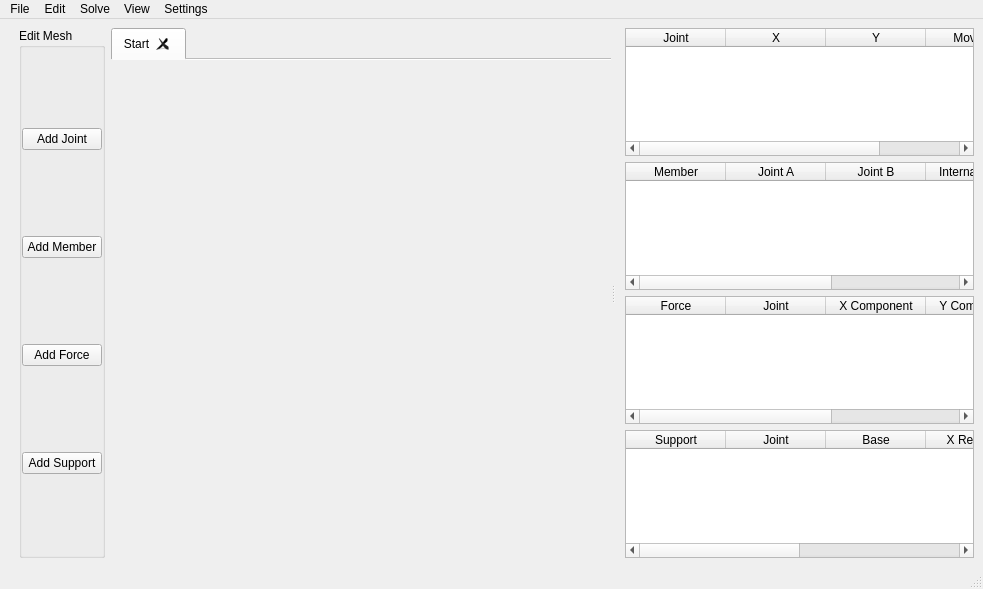
levirogalla/truss-gui, file src/mainwindow/mainwindow.ui: the form before one commit.
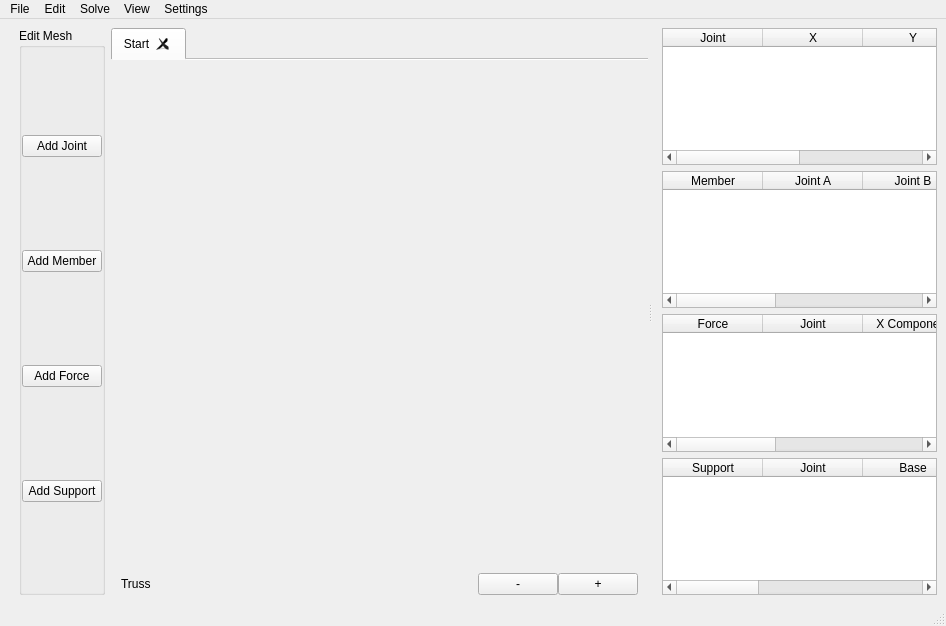
The form after the commit. Custom widgets are drawn as their Qt base class.

The edit to the form file:
```diff
--- a/src/mainwindow/mainwindow.ui
+++ b/src/mainwindow/mainwindow.ui
@@ -6,8 +6,8 @@
    <rect>
     <x>0</x>
     <y>0</y>
-    <width>983</width>
-    <height>589</height>
+    <width>946</width>
+    <height>626</height>
    </rect>
   </property>
   <property name="minimumSize">
@@ -143,10 +143,31 @@
      </widget>
     </item>
     <item>
+     <widget class="QWidget" name="widget_2" native="true">
+      <layout class="QGridLayout" name="gridLayout">
+       <property name="leftMargin">
+        <number>0</number>
+       </property>
+       <property name="topMargin">
+        <number>0</number>
+       </property>
+       <property name="rightMargin">
+        <number>0</number>
+       </property>
+       <property name="bottomMargin">
+        <number>0</number>
+       </property>
+       <item row="0" column="0">
      <widget class="QSplitter" name="splitter">
       <property name="orientation">
        <enum>Qt::Horizontal</enum>
       </property>
+         <widget class="QWidget" name="verticalLayoutWidget">
+          <layout class="QVBoxLayout" name="verticalLayout_5">
+           <property name="spacing">
+            <number>0</number>
+           </property>
+           <item>
       <widget class="QTabWidget" name="tabWidget">
        <property name="enabled">
         <bool>true</bool>
@@ -205,6 +226,93 @@
         </attribute>
        </widget>
       </widget>
+           </item>
+           <item>
+            <widget class="QFrame" name="quickData">
+             <property name="autoFillBackground">
+              <bool>false</bool>
+             </property>
+             <property name="frameShape">
+              <enum>QFrame::NoFrame</enum>
+             </property>
+             <property name="frameShadow">
+              <enum>QFrame::Raised</enum>
+             </property>
+             <property name="midLineWidth">
+              <number>0</number>
+             </property>
+             <layout class="QHBoxLayout" name="horizontalLayout_2" stretch="1,0">
+              <property name="leftMargin">
+               <number>10</number>
+              </property>
+              <property name="topMargin">
+               <number>0</number>
+              </property>
+              <property name="rightMargin">
+               <number>10</number>
+              </property>
+              <property name="bottomMargin">
+               <number>0</number>
+              </property>
+              <item>
+               <widget class="QLabel" name="label">
+                <property name="text">
+                 <string>Truss</string>
+                </property>
+               </widget>
+              </item>
+              <item>
+               <widget class="QWidget" name="widget" native="true">
+                <layout class="QHBoxLayout" name="horizontalLayout_3">
+                 <property name="spacing">
+                  <number>0</number>
+                 </property>
+                 <property name="leftMargin">
+                  <number>0</number>
+                 </property>
+                 <property name="topMargin">
+                  <number>0</number>
+                 </property>
+                 <property name="rightMargin">
+                  <number>0</number>
+                 </property>
+                 <property name="bottomMargin">
+                  <number>0</number>
+                 </property>
+                 <item>
+                  <widget class="QPushButton" name="zoomOutButton">
+                   <property name="text">
+                    <string>-</string>
+                   </property>
+                  </widget>
+                 </item>
+                 <item>
+                  <widget class="QPushButton" name="zoomInButton">
+                   <property name="text">
+                    <string>+</string>
+                   </property>
+                   <property name="checkable">
+                    <bool>false</bool>
+                   </property>
+                   <property name="autoDefault">
+                    <bool>false</bool>
+                   </property>
+                   <property name="default">
+                    <bool>false</bool>
+                   </property>
+                   <property name="flat">
+                    <bool>false</bool>
+                   </property>
+                  </widget>
+                 </item>
+                </layout>
+               </widget>
+              </item>
+             </layout>
+            </widget>
+           </item>
+          </layout>
+         </widget>
       <widget class="QWidget" name="infoWidget" native="true">
        <property name="sizePolicy">
         <sizepolicy hsizetype="Expanding" vsizetype="Expanding">
@@ -347,12 +455,15 @@
     </item>
    </layout>
   </widget>
+    </item>
+   </layout>
+  </widget>
   <widget class="QMenuBar" name="menubar">
    <property name="geometry">
     <rect>
      <x>0</x>
      <y>0</y>
-     <width>983</width>
+     <width>946</width>
      <height>24</height>
     </rect>
    </property>
```
Left out of the diff: 18 changed lines with no effect on the pictures. Lines whose indentation alone changed are shown as unchanged.
